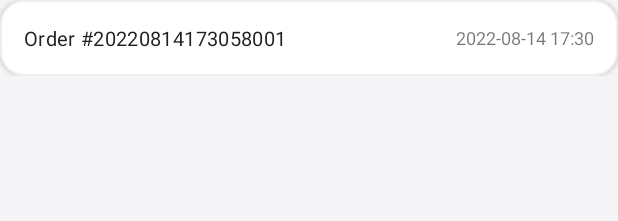
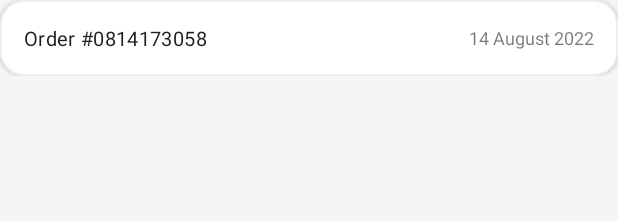
Before and after one commit to tgsmikema/Android-Shopping-App, an Android app: the layout order_card.xml on its own in the app's theme, with its tools: preview values and no code run, on a phone screen of 412 x 824 dp. Shown: the top 221 px of the screen. Run offline under Robolectric (Android 15) with nearby library versions, the phone set to English and light mode, and no system bars.

Commit message:
Fixed small issue that displayed date format incorrectly

```diff
--- a/app/src/main/java/com/example/project_1_java_new_team42/Adapters/PastOrdersRecyclerViewAdapter.java
+++ b/app/src/main/java/com/example/project_1_java_new_team42/Adapters/PastOrdersRecyclerViewAdapter.java
@@ -64,7 +64,7 @@ public class PastOrdersRecyclerViewAdapter extends GenericRecyclerViewAdapter<Or
         holder.orderNumber.setText(orderId);
 
         String orderDateRaw = order.getPlacedDateAndTime();
-        String orderDateStr = orderDateRaw.substring(0, orderDateRaw.length() - 3);
+        String orderDateStr = orderDateRaw.substring(0, orderDateRaw.length());
         holder.orderDate.setText(orderDateStr);
     }
 
--- a/app/src/main/res/layout/order_card.xml
+++ b/app/src/main/res/layout/order_card.xml
@@ -36,16 +36,16 @@
                 android:layout_height="wrap_content"
                 android:layout_centerVertical="true"
                 android:layout_alignParentLeft="true"
-                tools:text="Order #20220814173058001" />
+                tools:text="Order #0814173058" />
 
             <TextView
                 android:id="@+id/text_ordercard_date"
                 android:layout_width="wrap_content"
                 android:layout_height="wrap_content"
+                android:layout_alignParentRight="true"
                 android:layout_centerVertical="true"
-                android:layout_alignParentRight="true"
                 android:textSize="12sp"
-                tools:text="2022-08-14 17:30" />
+                tools:text="14 August 2022" />
 
         </RelativeLayout>
 
```
